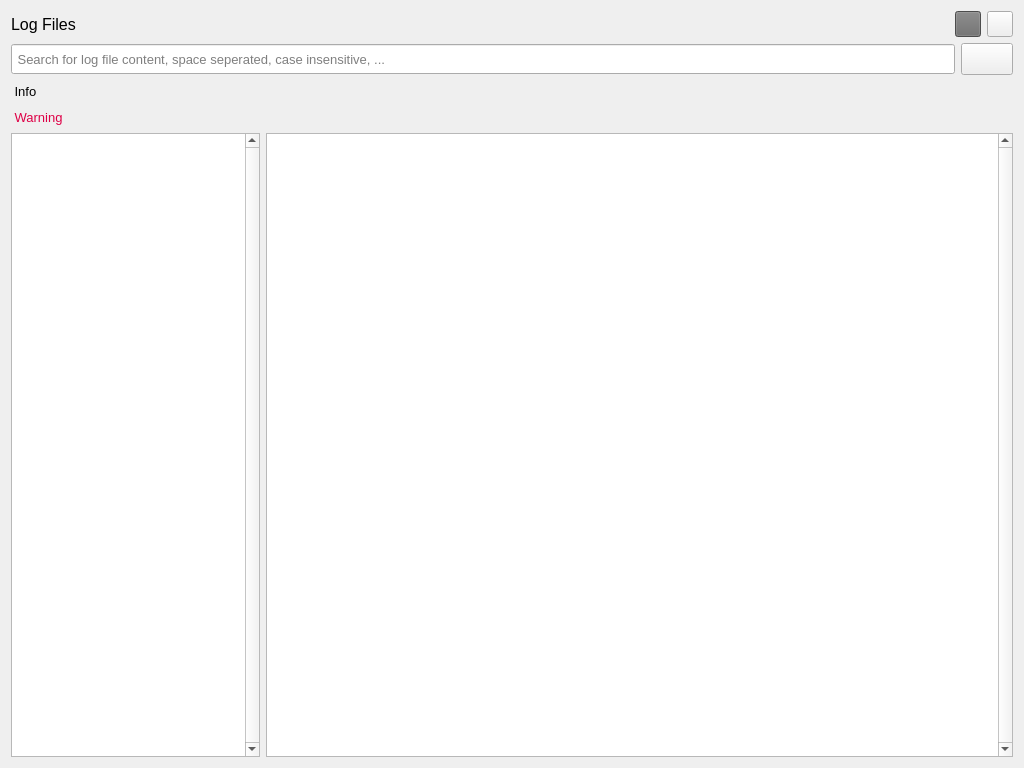
First picture: the form in logdialog.ui, repository MacHansson/lazy-debian-updater, before the edit.
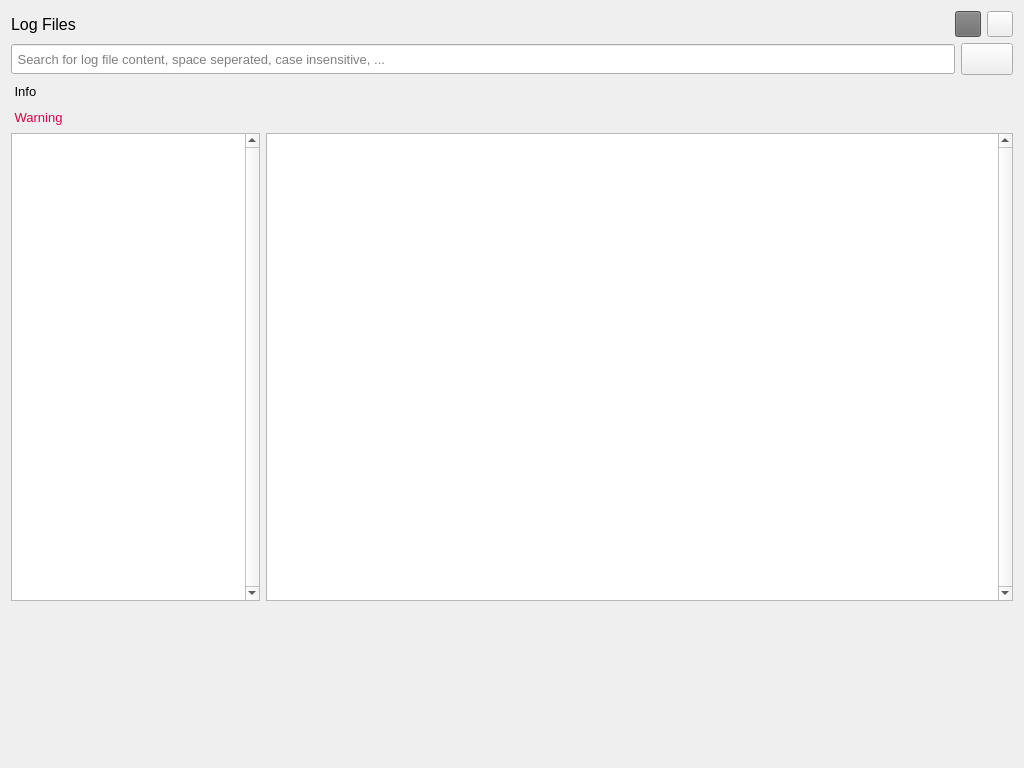
Second picture: the form after the edit. Icons and pictures are not drawn.

Commit message: Added time line graph to log dialog, including file selection from the graph.

Patch:
```diff
--- a/logdialog.ui
+++ b/logdialog.ui
@@ -269,6 +269,22 @@
      </item>
     </layout>
    </item>
+   <item>
+    <widget class="QWidget" name="chart" native="true">
+     <property name="minimumSize">
+      <size>
+       <width>0</width>
+       <height>150</height>
+      </size>
+     </property>
+     <property name="maximumSize">
+      <size>
+       <width>16777215</width>
+       <height>150</height>
+      </size>
+     </property>
+    </widget>
+   </item>
   </layout>
  </widget>
  <resources>
```
The commit also changes 6 other files.
